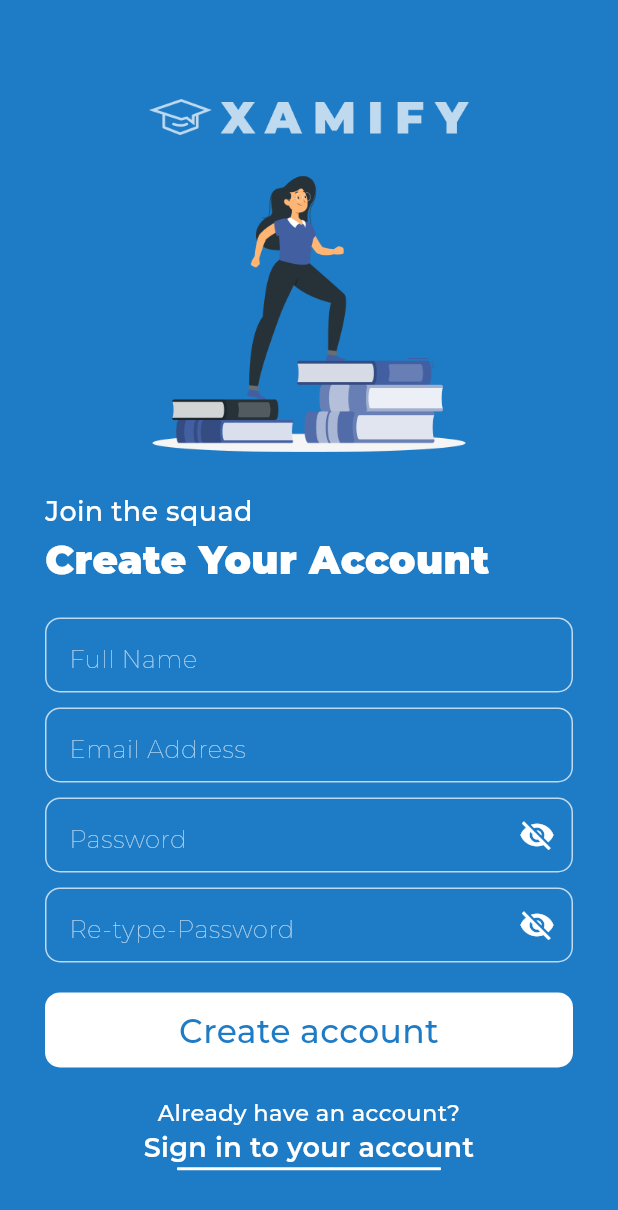
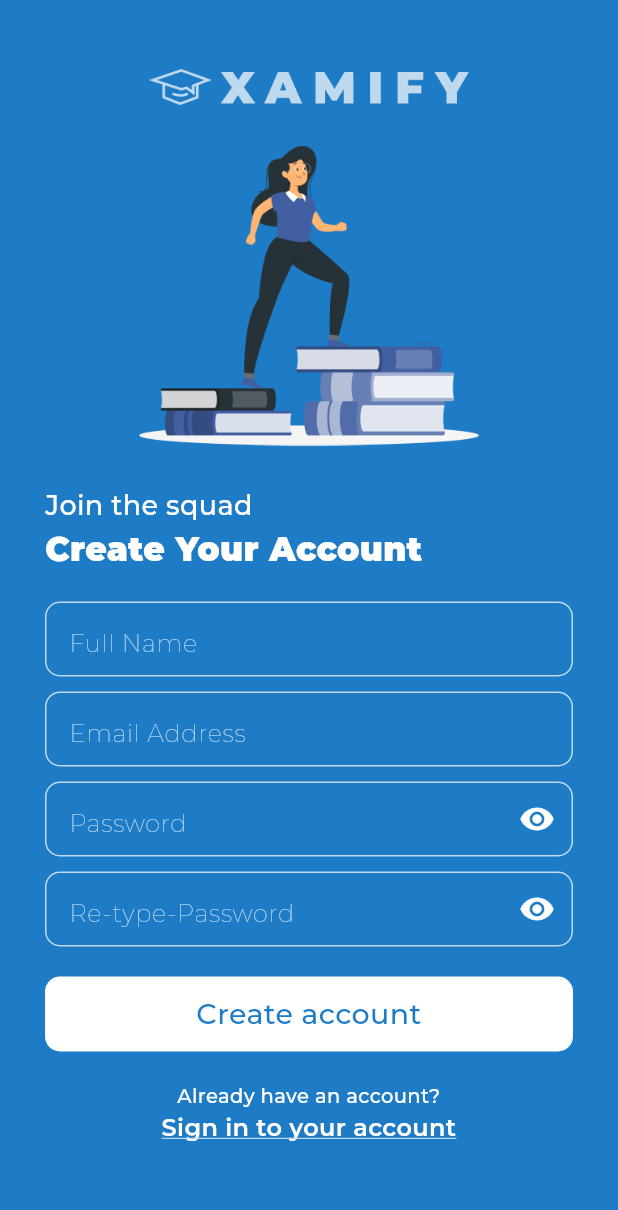
Before and after one commit to adarshcm10/Xamify, a Flutter app: the SignUp screen opened directly, on a phone screen of 412 x 824 dp. Shown: the top 1210 px of the screen. Run offline on Flutter 3.47's test engine with Material 3 defaults, Android fonts, the phone set to English and light mode, and no system bars; our stand-ins replace firebase_auth, firebase_core; accounts and stored records are empty; project files that could hold a hidden picture were left out.

Commit message:
sizing and spacing fix

```diff
--- a/lib/signup.dart
+++ b/lib/signup.dart
@@ -1,5 +1,7 @@
 import 'package:flutter/material.dart';
+import 'package:xamify/home.dart';
 import 'package:xamify/signin.dart';
+import 'package:xamify/transitions.dart';
 
 class SignUp extends StatefulWidget {
   const SignUp({super.key});
@@ -10,7 +12,7 @@ class SignUp extends StatefulWidget {
 
 class _SignUpState extends State<SignUp> {
   bool visible = false;
-  var eyeicon = const Icon(Icons.visibility_off);
+  var eyeicon = const Icon(Icons.visibility);
   void toggleicon() {
     setState(() {
       visible = !visible;
@@ -23,7 +25,7 @@ class _SignUpState extends State<SignUp> {
   }
 
   bool visible1 = false;
-  var eyeicon1 = const Icon(Icons.visibility_off);
+  var eyeicon1 = const Icon(Icons.visibility);
   void toggleicon1() {
     setState(() {
       visible1 = !visible1;
@@ -40,17 +42,18 @@ class _SignUpState extends State<SignUp> {
     return Scaffold(
       body: SafeArea(
         child: SingleChildScrollView(
+          child: Padding(
+            padding: const EdgeInsets.only(left: 30, right: 30),
             child: Column(
-            mainAxisAlignment: MainAxisAlignment.center,
-            crossAxisAlignment: CrossAxisAlignment.center,
+              mainAxisAlignment: MainAxisAlignment.end,
+              crossAxisAlignment: CrossAxisAlignment.start,
               children: [
                 const SizedBox(
-                height: 60,
+                  height: 40,
                 ),
                 Center(
                   child: Image.asset(
                     'assets/name.png',
-                  width: 300,
                     height: 37,
                   ),
                 ),
@@ -60,18 +63,13 @@ class _SignUpState extends State<SignUp> {
                 Center(
                   child: Image.asset(
                     'assets/signup.png',
-                  height: 184.62,
-                  width: 209.4,
+                    height: 200,
                   ),
                 ),
                 const SizedBox(
                   height: 27,
                 ),
-              const Row(
-                children: [
-                  Padding(
-                    padding: EdgeInsets.only(left: 30),
-                    child: Text(
+                const Text(
                   'Join the squad',
                   style: TextStyle(
                     color: Colors.white,
@@ -80,31 +78,19 @@ class _SignUpState extends State<SignUp> {
                     fontWeight: FontWeight.w400,
                   ),
                 ),
-                  ),
-                ],
-              ),
-              const Row(
-                children: [
-                  Padding(
-                    padding: EdgeInsets.only(left: 30),
-                    child: Text(
+                const Text(
                   'Create Your Account',
                   style: TextStyle(
                     color: Colors.white,
-                        fontSize: 26,
+                    fontSize: 22,
                     fontFamily: 'Montserrat',
                     fontWeight: FontWeight.w900,
                   ),
                 ),
-                  ),
-                ],
-              ),
                 const SizedBox(
                   height: 20,
                 ),
-              Padding(
-                padding: const EdgeInsets.only(left: 30, right: 30),
-                child: SizedBox(
+                SizedBox(
                   height: 50,
                   child: TextField(
                     decoration: InputDecoration(
@@ -126,13 +112,10 @@ class _SignUpState extends State<SignUp> {
                     cursorColor: Colors.white,
                   ),
                 ),
-              ),
                 const SizedBox(
                   height: 10,
                 ),
-              Padding(
-                padding: const EdgeInsets.only(left: 30, right: 30),
-                child: SizedBox(
+                SizedBox(
                   height: 50,
                   child: TextField(
                     decoration: InputDecoration(
@@ -154,13 +137,10 @@ class _SignUpState extends State<SignUp> {
                     cursorColor: Colors.white,
                   ),
                 ),
-              ),
                 const SizedBox(
                   height: 10,
                 ),
-              Padding(
-                padding: const EdgeInsets.only(left: 30, right: 30),
-                child: SizedBox(
+                SizedBox(
                   height: 50,
                   child: TextField(
                     decoration: InputDecoration(
@@ -188,13 +168,10 @@ class _SignUpState extends State<SignUp> {
                     cursorColor: Colors.white,
                   ),
                 ),
-              ),
                 const SizedBox(
                   height: 10,
                 ),
-              Padding(
-                padding: const EdgeInsets.only(left: 30, right: 30),
-                child: SizedBox(
+                SizedBox(
                   height: 50,
                   child: TextField(
                     decoration: InputDecoration(
@@ -222,20 +199,12 @@ class _SignUpState extends State<SignUp> {
                     cursorColor: Colors.white,
                   ),
                 ),
-              ),
                 const SizedBox(
                   height: 20,
                 ),
-              Column(
-                children: [
-                  Padding(
-                    padding: const EdgeInsets.only(left: 30, right: 30),
-                    child: GestureDetector(
+                GestureDetector(
                   onTap: () {
-                        Navigator.push(
-                            context,
-                            MaterialPageRoute(
-                                builder: (context) => const SignUp()));
+                    Navigator.push(context, FadeRoute(page: const HomePage()));
                   },
                   child: Container(
                     width: double.infinity,
@@ -252,10 +221,9 @@ class _SignUpState extends State<SignUp> {
                         textAlign: TextAlign.center,
                         style: TextStyle(
                           color: Color(0xFF1E7BC5),
-                              fontSize: 22,
+                          fontSize: 19,
                           fontFamily: 'Montserrat',
                           fontWeight: FontWeight.w500,
-                            ),
                         ),
                       ),
                     ),
@@ -264,47 +232,43 @@ class _SignUpState extends State<SignUp> {
                 const SizedBox(
                   height: 20,
                 ),
-                  const Text(
+                const Center(
+                  child: Text(
                     'Already have an account?',
                     textAlign: TextAlign.center,
                     style: TextStyle(
                       color: Colors.white,
-                      fontSize: 15,
+                      fontSize: 13,
                       fontFamily: 'Montserrat',
                       fontWeight: FontWeight.w400,
                     ),
                   ),
-                ],
                 ),
-              GestureDetector(
+                Center(
+                  child: GestureDetector(
                     onTap: () {
-                  Navigator.push(context,
-                      MaterialPageRoute(builder: (context) => const SignIn()));
+                      Navigator.push(context, EnterRoute(page: const SignIn()));
                     },
                     child: const Text(
                       'Sign in to your account',
                       textAlign: TextAlign.center,
                       style: TextStyle(
                         color: Colors.white,
-                    fontSize: 18,
+                        fontSize: 16,
                         fontFamily: 'Montserrat',
                         fontWeight: FontWeight.w600,
+                        decoration: TextDecoration.underline,
+                        decorationColor: Color(0xFFBFDAEF),
+                        decorationThickness: 1,
                       ),
                     ),
                   ),
-              Container(
-                width: 175,
-                decoration: const ShapeDecoration(
-                  shape: RoundedRectangleBorder(
-                    side: BorderSide(
-                      width: 1,
-                      strokeAlign: BorderSide.strokeAlignCenter,
-                      color: Colors.white,
                 ),
-                  ),
-                ),
+                const SizedBox(
+                  height: 20,
                 )
               ],
+            ),
           ),
         ),
       ),
```
Lines whose indentation alone changed are shown as unchanged.
